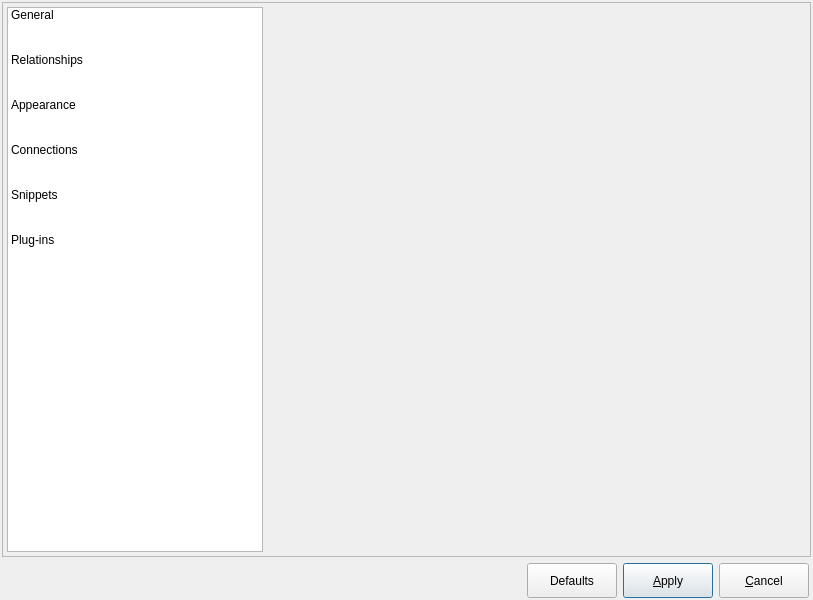
pgmodeler/pgmodeler, file libpgmodeler_ui/ui/configurationform.ui: the form before one commit.
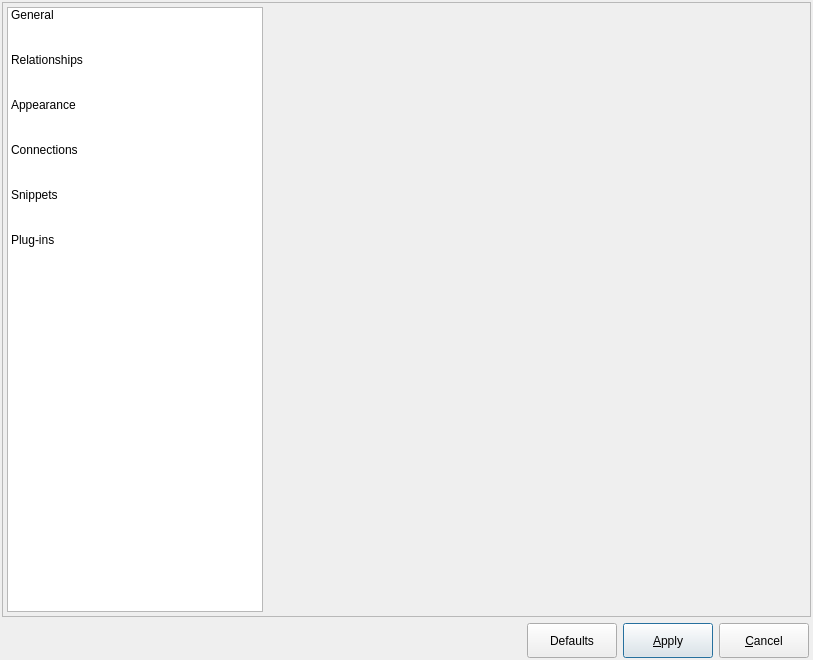
The form after the commit. Icons and pictures are not drawn.

```diff
--- a/libpgmodeler_ui/ui/configurationform.ui
+++ b/libpgmodeler_ui/ui/configurationform.ui
@@ -10,7 +10,7 @@
     <x>0</x>
     <y>0</y>
     <width>813</width>
-    <height>600</height>
+    <height>660</height>
    </rect>
   </property>
   <property name="sizePolicy">
@@ -22,7 +22,7 @@
   <property name="minimumSize">
    <size>
     <width>800</width>
-    <height>600</height>
+    <height>660</height>
    </size>
   </property>
   <property name="windowTitle">
```
